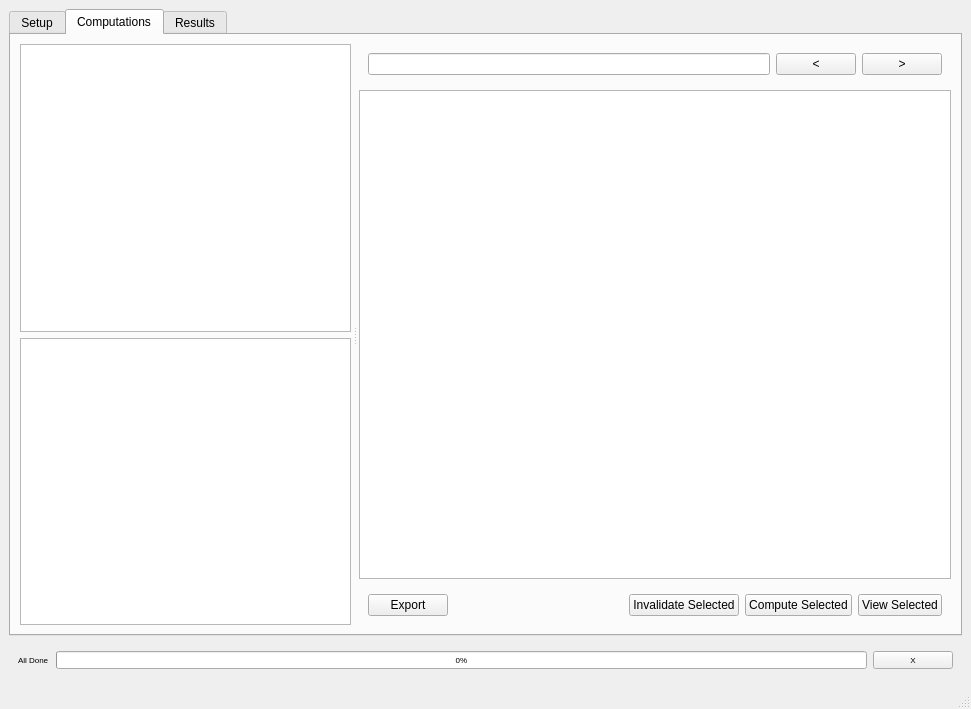
This is src/analysisGUI/ui/main_window.ui in JulienBrn/GUIAnalysis as Qt 5 draws it before an edit. The edited form follows.
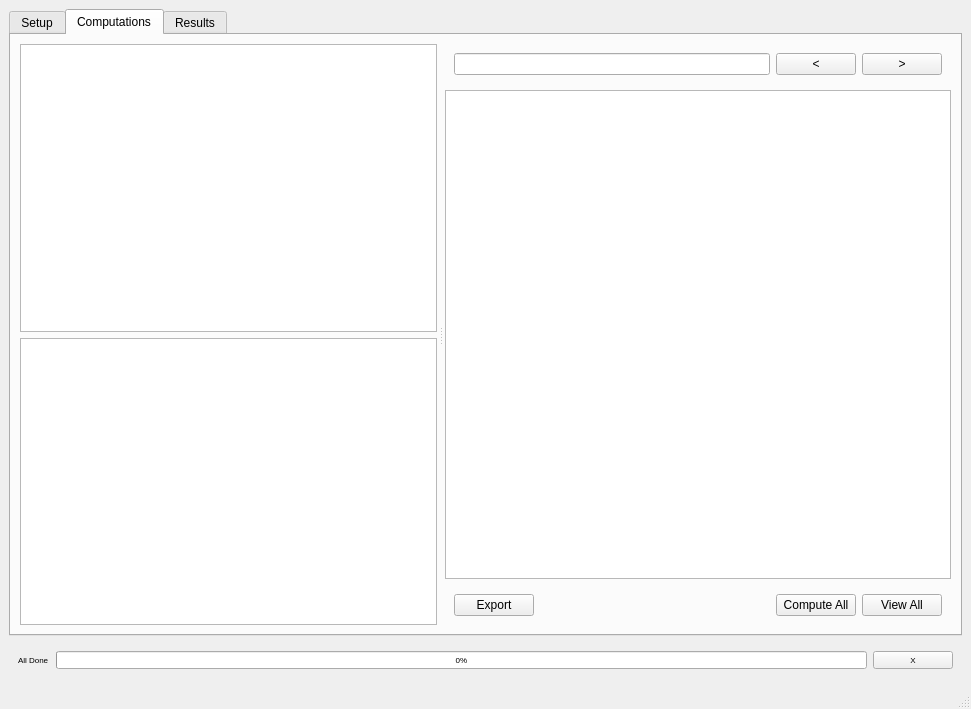
This is the edited form. Custom widgets are drawn as their Qt base class.

Diff of the .ui file:
```diff
--- a/src/analysisGUI/ui/main_window.ui
+++ b/src/analysisGUI/ui/main_window.ui
@@ -165,24 +165,17 @@
                  </property>
                 </spacer>
                </item>
-               <item>
-                <widget class="QPushButton" name="invalidate">
-                 <property name="text">
-                  <string>Invalidate Selected</string>
-                 </property>
-                </widget>
-               </item>
                <item>
                 <widget class="QPushButton" name="compute">
                  <property name="text">
-                  <string>Compute Selected</string>
+                  <string>Compute All</string>
                  </property>
                 </widget>
                </item>
                <item>
                 <widget class="QPushButton" name="view">
                  <property name="text">
-                  <string>View Selected</string>
+                  <string>View All</string>
                  </property>
                 </widget>
                </item>
```
